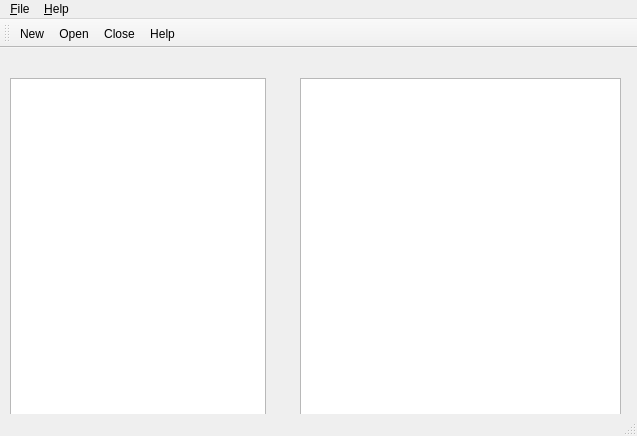
The window that hellowindow.ui (codehelp/deb_qview) describes before a commit, drawn with Qt 5.
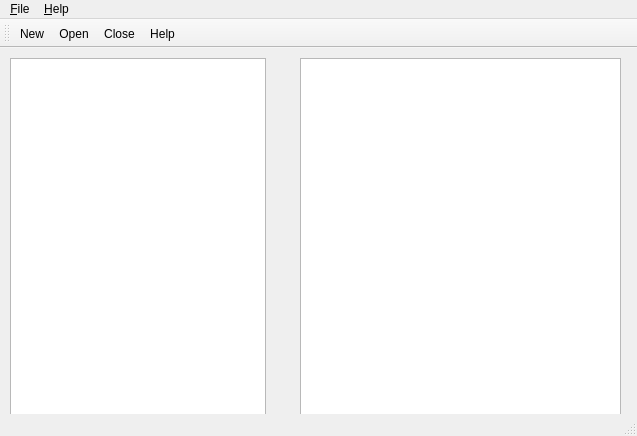
The same window after the commit.

Commit message: Add initial About dialog

Diff of the .ui file:
```diff
--- a/hellowindow.ui
+++ b/hellowindow.ui
@@ -18,9 +18,9 @@
     <property name="geometry">
      <rect>
       <x>10</x>
-      <y>30</y>
+      <y>10</y>
       <width>256</width>
-      <height>361</height>
+      <height>381</height>
      </rect>
     </property>
    </widget>
@@ -28,9 +28,9 @@
     <property name="geometry">
      <rect>
       <x>300</x>
-      <y>30</y>
+      <y>10</y>
       <width>321</width>
-      <height>361</height>
+      <height>381</height>
      </rect>
     </property>
    </widget>
```
Left out of the diff: 6 changed lines with no effect on the pictures. The commit also changes 5 other files.
